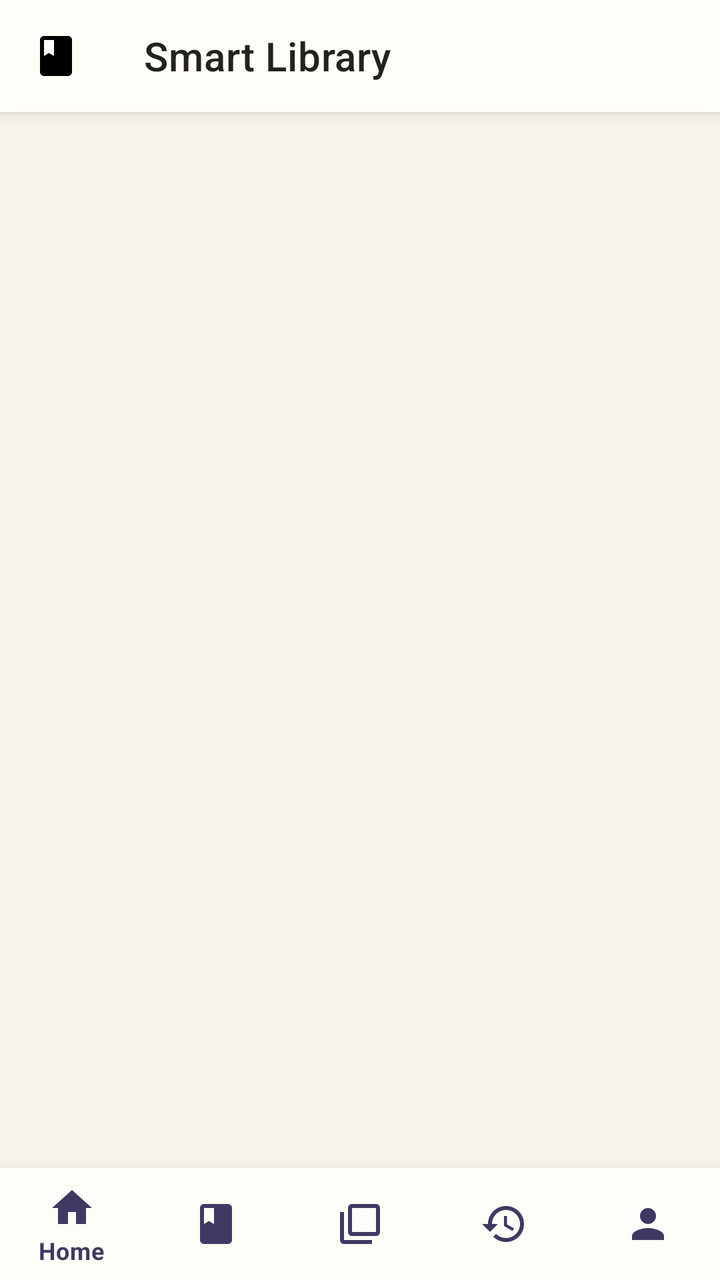
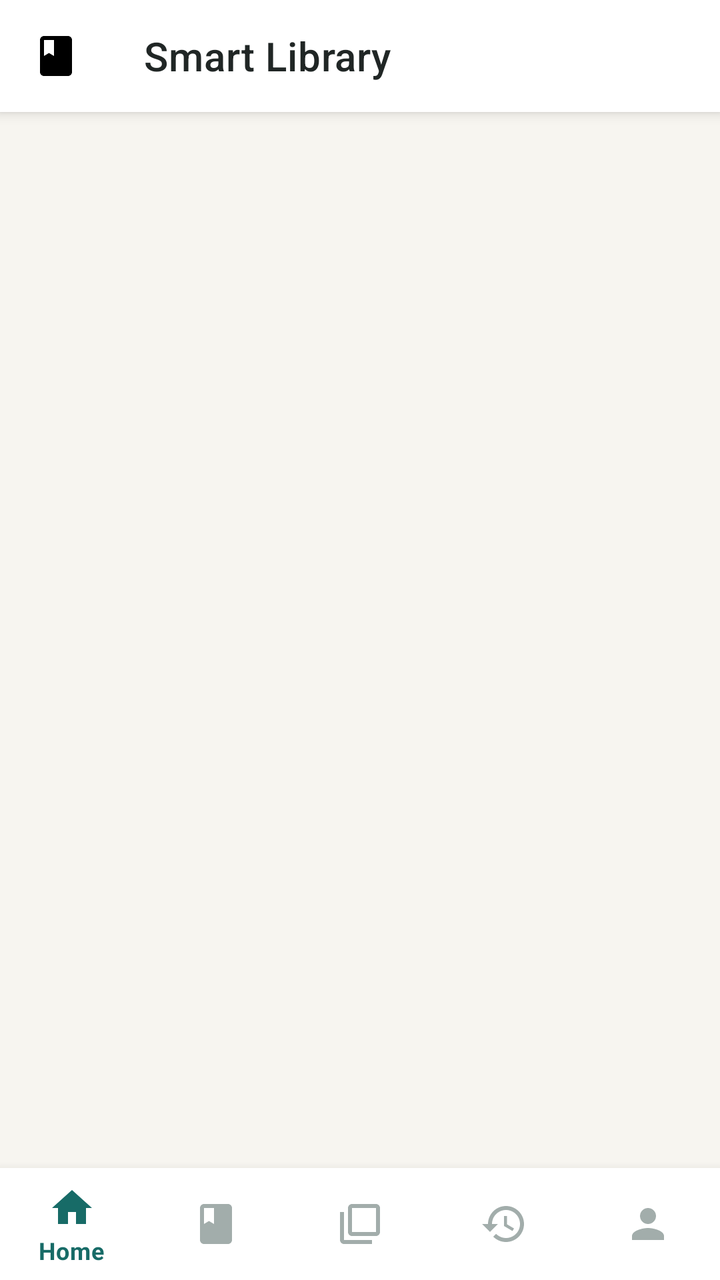

Compare the two renders of this Android layout. The source of the first and the diff that turns it into the second are given below.
<!-- AndroidManifest.xml: application theme Theme.SmartLibrary -->
<!-- res/layout/activity_main.xml -->
<?xml version="1.0" encoding="utf-8"?>
<androidx.drawerlayout.widget.DrawerLayout xmlns:android="http://schemas.android.com/apk/res/android"
    xmlns:app="http://schemas.android.com/apk/res-auto"
    android:id="@+id/drawerLayout"
    android:layout_width="match_parent"
    android:layout_height="match_parent"
    android:fitsSystemWindows="true">

    <androidx.coordinatorlayout.widget.CoordinatorLayout
        android:layout_width="match_parent"
        android:layout_height="match_parent"
        android:background="@color/background">

        <com.google.android.material.appbar.AppBarLayout
            android:id="@+id/appBarLayout"
            android:layout_width="match_parent"
            android:layout_height="wrap_content"
            android:background="@color/surface"
            app:elevation="4dp">

            <androidx.appcompat.widget.Toolbar
                android:id="@+id/toolbar"
                android:layout_width="match_parent"
                android:layout_height="?attr/actionBarSize"
                android:background="@color/surface"
                app:navigationIcon="@drawable/ic_book"
                app:title="Smart Library"
                app:titleTextColor="@color/text_primary" />

        </com.google.android.material.appbar.AppBarLayout>

        <FrameLayout
            android:id="@+id/fragmentContainer"
            android:layout_width="match_parent"
            android:layout_height="match_parent"
            app:layout_behavior="@string/appbar_scrolling_view_behavior" />

        <com.google.android.material.bottomnavigation.BottomNavigationView
            android:id="@+id/bottomNavigationView"
            android:layout_width="match_parent"
            android:layout_height="wrap_content"
            android:layout_gravity="bottom"
            android:background="@color/surface"
            app:elevation="8dp"
            app:itemIconTint="@color/primary"
            app:itemTextColor="@color/primary"
            app:menu="@menu/bottom_nav_menu" />

    </androidx.coordinatorlayout.widget.CoordinatorLayout>

    <com.google.android.material.navigation.NavigationView
        android:id="@+id/navigationView"
        android:layout_width="285dp"
        android:layout_height="match_parent"
        android:layout_gravity="start"
        android:background="@color/surface"
        app:headerLayout="@layout/nav_header_main"
        app:itemIconTint="@color/accent"
        app:itemTextColor="@color/text_primary"
        app:menu="@menu/drawer_menu" />

</androidx.drawerlayout.widget.DrawerLayout>
<!-- res/layout/nav_header_main.xml (included above) -->
<?xml version="1.0" encoding="utf-8"?>
<LinearLayout xmlns:android="http://schemas.android.com/apk/res/android"
    xmlns:app="http://schemas.android.com/apk/res-auto"
    android:layout_width="match_parent"
    android:layout_height="176dp"
    android:background="@color/surface"
    android:gravity="bottom"
    android:orientation="vertical"
    android:padding="20dp"
    android:theme="@style/ThemeOverlay.AppCompat.Light">

    <com.google.android.material.imageview.ShapeableImageView
        android:id="@+id/imgNavProfile"
        android:layout_width="56dp"
        android:layout_height="56dp"
        android:contentDescription="Profile Image"
        android:padding="2dp"
        android:scaleType="centerCrop"
        android:src="@drawable/ic_profile"
        app:cornerSize="50%"
        app:strokeColor="@color/divider"
        app:strokeWidth="1dp" />

    <TextView
        android:id="@+id/tvNavName"
        android:layout_width="wrap_content"
        android:layout_height="wrap_content"
        android:layout_marginTop="16dp"
        android:text="Smart User"
        android:textColor="@color/text_primary"
        android:textSize="20sp"
        android:textStyle="bold" />

    <TextView
        android:id="@+id/tvNavEmail"
        android:layout_width="wrap_content"
        android:layout_height="wrap_content"
        android:layout_marginTop="2dp"
        android:text="user@smartlibrary.edu"
        android:textColor="@color/text_secondary"
        android:textSize="13sp" />

    <TextView
        android:id="@+id/tvNavRollNo"
        android:layout_width="wrap_content"
        android:layout_height="wrap_content"
        android:layout_marginTop="4dp"
        android:text="Roll No: LIB-2026-001"
        android:textColor="@color/accent"
        android:textSize="12sp"
        android:textStyle="bold" />

</LinearLayout>
<!-- resources referenced by this layout -->
<resources>
  <color name="accent">#C79A55</color>
  <color name="background">#F7F3EA</color>
  <color name="divider">#E7E0D4</color>
  <color name="primary">#3F3A63</color>
  <color name="surface">#FFFDF8</color>
  <color name="text_primary">#24221F</color>
  <color name="text_secondary">#77716A</color>
  <style name="Theme.SmartLibrary" parent="Base.Theme.SmartLibrary" />
  <style name="Base.Theme.SmartLibrary" parent="Theme.MaterialComponents.DayNight.NoActionBar">
          
          <item name="colorPrimary">@color/primary</item>
          <item name="colorPrimaryVariant">@color/primary_dark</item>
          <item name="colorOnPrimary">@color/white</item>
          
          <item name="colorSecondary">@color/accent</item>
          <item name="colorSecondaryVariant">@color/accent_dark</item>
          <item name="colorOnSecondary">@color/white</item>
          
          <item name="android:statusBarColor">@color/background</item>
          <item name="android:windowLightStatusBar">true</item>
          
          <item name="android:windowBackground">@color/background</item>
      </style>
  <color name="primary_dark">#2B2745</color>
  <color name="white">#FFFFFF</color>
  <color name="accent_dark">#A67C3F</color>
  <!-- unchanged entries left out for length: 2 -->
</resources>

<!-- the commit's change to res/layout/activity_main.xml (unified diff, before → after) -->
@@ -42,8 +42,8 @@
             android:layout_gravity="bottom"
             android:background="@color/surface"
             app:elevation="8dp"
-            app:itemIconTint="@color/primary"
-            app:itemTextColor="@color/primary"
+            app:itemIconTint="@color/bottom_nav_item_color"
+            app:itemTextColor="@color/bottom_nav_item_color"
             app:menu="@menu/bottom_nav_menu" />
 
     </androidx.coordinatorlayout.widget.CoordinatorLayout>
@@ -55,7 +55,7 @@
         android:layout_gravity="start"
         android:background="@color/surface"
         app:headerLayout="@layout/nav_header_main"
-        app:itemIconTint="@color/accent"
+        app:itemIconTint="@color/bottom_nav_item_color"
         app:itemTextColor="@color/text_primary"
         app:menu="@menu/drawer_menu" />
 
<!-- resource entries referenced after the edit -->
@@ -1,12 +1,12 @@
 <!-- resources referenced by this layout -->
 <resources>
-  <color name="accent">#C79A55</color>
-  <color name="background">#F7F3EA</color>
-  <color name="divider">#E7E0D4</color>
-  <color name="primary">#3F3A63</color>
-  <color name="surface">#FFFDF8</color>
-  <color name="text_primary">#24221F</color>
-  <color name="text_secondary">#77716A</color>
+  <color name="accent">#C58A3A</color>
+  <color name="background">#F7F5F0</color>
+  <color name="divider">#E3E6E3</color>
+  <color name="primary">#176B67</color>
+  <color name="surface">#FFFFFF</color>
+  <color name="text_primary">#202625</color>
+  <color name="text_secondary">#66706E</color>
   <style name="Theme.SmartLibrary" parent="Base.Theme.SmartLibrary" />
   <style name="Base.Theme.SmartLibrary" parent="Theme.MaterialComponents.DayNight.NoActionBar">
           
@@ -22,10 +22,54 @@
           <item name="android:windowLightStatusBar">true</item>
           
           <item name="android:windowBackground">@color/background</item>
+          <item name="colorSurface">@color/surface</item>
+          <item name="colorOnSurface">@color/text_primary</item>
+          <item name="android:textColorPrimary">@color/text_primary</item>
+          <item name="android:textColorSecondary">@color/text_secondary</item>
+          
+          
+          <item name="shapeAppearanceSmallComponent">@style/ShapeAppearance.SmartLibrary.SmallComponent</item>
+          <item name="shapeAppearanceMediumComponent">@style/ShapeAppearance.SmartLibrary.MediumComponent</item>
+          <item name="shapeAppearanceLargeComponent">@style/ShapeAppearance.SmartLibrary.LargeComponent</item>
+          <item name="materialCardViewStyle">@style/Widget.SmartLibrary.CardView</item>
+          <item name="materialButtonStyle">@style/Widget.SmartLibrary.Button</item>
+          <item name="bottomNavigationStyle">@style/Widget.SmartLibrary.BottomNavigationView</item>
       </style>
-  <color name="primary_dark">#2B2745</color>
+  <color name="primary_dark">#125854</color>
   <color name="white">#FFFFFF</color>
-  <color name="accent_dark">#A67C3F</color>
+  <color name="accent_dark">#A47230</color>
+  <style name="ShapeAppearance.SmartLibrary.SmallComponent" parent="ShapeAppearance.MaterialComponents.SmallComponent">
+          <item name="cornerFamily">rounded</item>
+          <item name="cornerSize">8dp</item>
+      </style>
+  <style name="ShapeAppearance.SmartLibrary.MediumComponent" parent="ShapeAppearance.MaterialComponents.MediumComponent">
+          <item name="cornerFamily">rounded</item>
+          <item name="cornerSize">16dp</item>
+      </style>
+  <style name="ShapeAppearance.SmartLibrary.LargeComponent" parent="ShapeAppearance.MaterialComponents.LargeComponent">
+          <item name="cornerFamily">rounded</item>
+          <item name="cornerSize">24dp</item>
+      </style>
+  <style name="Widget.SmartLibrary.CardView" parent="Widget.MaterialComponents.CardView">
+          <item name="shapeAppearanceOverlay">@style/ShapeAppearance.SmartLibrary.MediumComponent</item>
+          <item name="cardElevation">0dp</item>
+          <item name="strokeWidth">1dp</item>
+          <item name="strokeColor">@color/card_stroke</item>
+          <item name="cardBackgroundColor">@color/surface</item>
+      </style>
+  <style name="Widget.SmartLibrary.Button" parent="Widget.MaterialComponents.Button">
+          <item name="shapeAppearanceOverlay">@style/ShapeAppearance.SmartLibrary.SmallComponent</item>
+          <item name="android:textAllCaps">false</item>
+          <item name="android:letterSpacing">0.01</item>
+          <item name="android:textSize">16sp</item>
+      </style>
+  <style name="Widget.SmartLibrary.BottomNavigationView" parent="Widget.MaterialComponents.BottomNavigationView">
+          <item name="backgroundTint">@color/surface</item>
+          <item name="itemIconTint">@color/bottom_nav_item_color</item>
+          <item name="itemTextColor">@color/bottom_nav_item_color</item>
+          <item name="elevation">8dp</item>
+      </style>
+  <color name="card_stroke">#E3E6E3</color>
   <!-- unchanged entries left out for length: 2 -->
 </resources>
 
